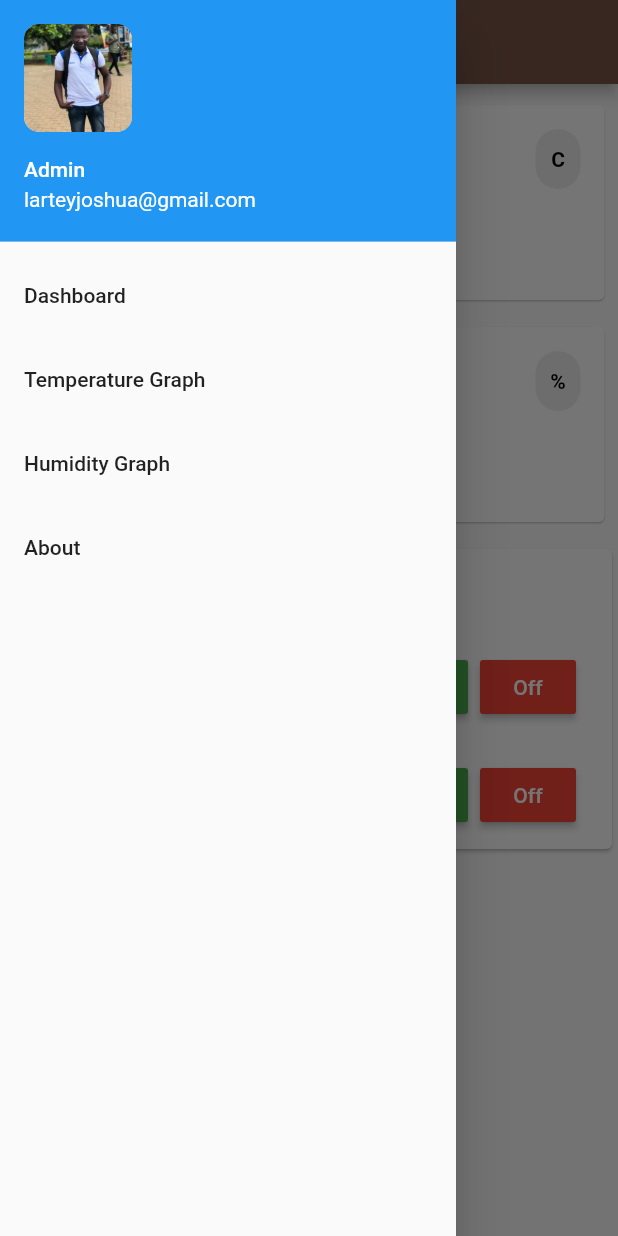
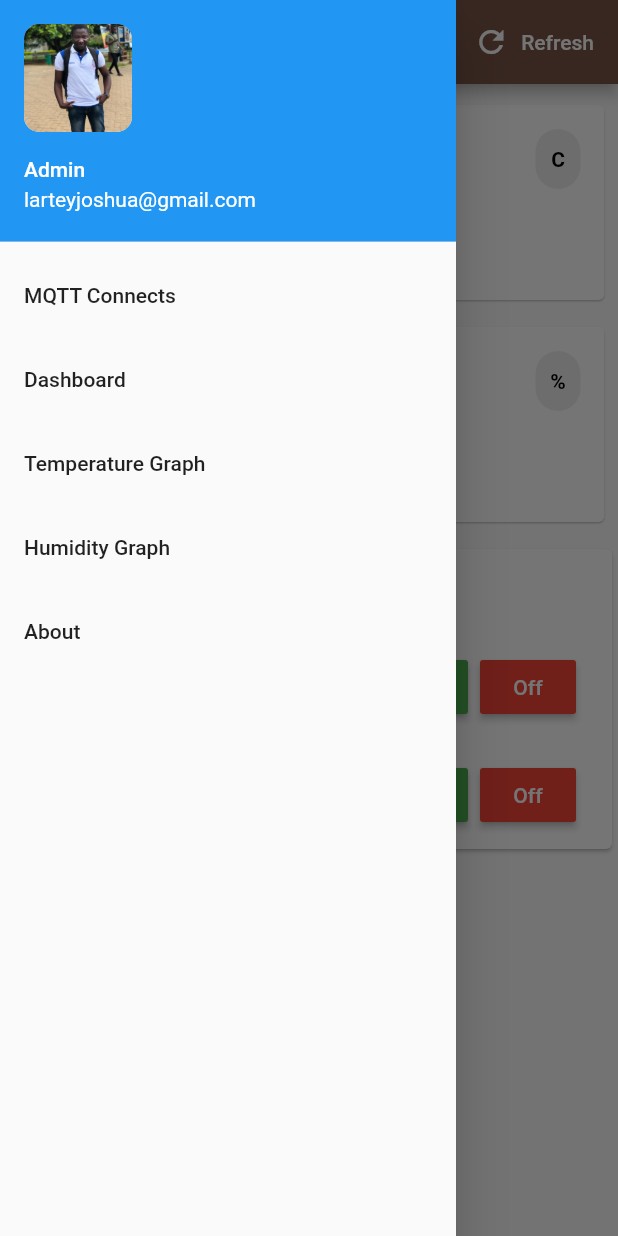
Before and after one commit to larteyjoshua/IoT-Automatic-Egg-Incubator-App, a Flutter app: the DashBoard screen opened directly, with the side drawer open, on a phone screen of 412 x 824 dp. Run offline on Flutter 3.47's test engine with Material 2 defaults, Android fonts, the phone set to English and light mode, and no system bars; our stand-ins replace csv, getflutter, open_file, permission_handler, sqflite, syncfusion_flutter_charts; missing offline and left inert: ext_storage, mqtt_client; accounts and stored records are empty; Roboto replaces fonts that are missing (Montserrat).

Commit message:
Making Changes to the connection

```diff
--- a/lib/main.dart
+++ b/lib/main.dart
@@ -3,7 +3,7 @@ import 'package:ioteggincubatorapp/mqtt.dart';
 import 'package:ioteggincubatorapp/onboarding.dart';
 
 void main() {
-  Mqttwrapper().initializemqtt();
+//  Mqttwrapper().initializemqtt();
   runApp(MyApp());
 }
 class MyApp extends StatefulWidget {
--- a/lib/pages/dashboard.dart
+++ b/lib/pages/dashboard.dart
@@ -46,6 +46,27 @@ class _MyHomePageState extends State<DashBoard> {
 
   @override
   Widget build(BuildContext context) {
+
+   final refreshed =  FlatButton.icon(
+      icon: Icon(
+        Icons.refresh,
+        color: Colors.white,
+      ),
+      label: Text(
+        "Refresh",
+        style: TextStyle(
+          color: Colors.white,
+        ),
+      ),
+      shape: RoundedRectangleBorder(
+        borderRadius: BorderRadius.circular(30),
+      ),
+      splashColor: Colors.deepPurple,
+      onPressed: () async {
+        publish('refreshed');
+        });
+
+
     final control = Center(
       child: Card(
         child: Column(
@@ -140,6 +161,9 @@ class _MyHomePageState extends State<DashBoard> {
         ),
         centerTitle: true,
 //        elevation: 0.5,
+          actions: <Widget>[
+            refreshed
+          ]
       ),
       body: ListView(
         children: <Widget>[
```
Also changed, not shown: lib/login_page.dart (+18 -5 lines), lib/pages/drawer.dart (+10 -9 lines).
